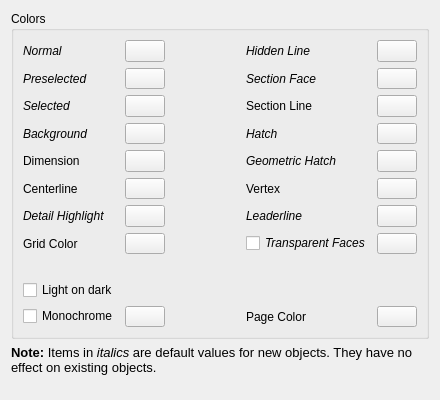
This is src/Mod/TechDraw/Gui/DlgPrefsTechDrawColors.ui in southseact-3d/fcd as Qt 5 draws it before an edit. The edited form follows.
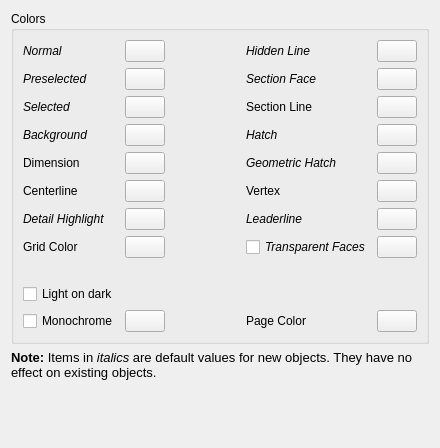
This is the edited form. Custom widgets are drawn as their Qt base class.

The edit to the form file:
```diff
--- a/src/Mod/TechDraw/Gui/DlgPrefsTechDrawColors.ui
+++ b/src/Mod/TechDraw/Gui/DlgPrefsTechDrawColors.ui
@@ -7,7 +7,7 @@
     <x>0</x>
     <y>0</y>
     <width>440</width>
-    <height>400</height>
+    <height>448</height>
    </rect>
   </property>
   <property name="sizePolicy">
```
Left out of the diff: 6 changed lines with no effect on the pictures.
